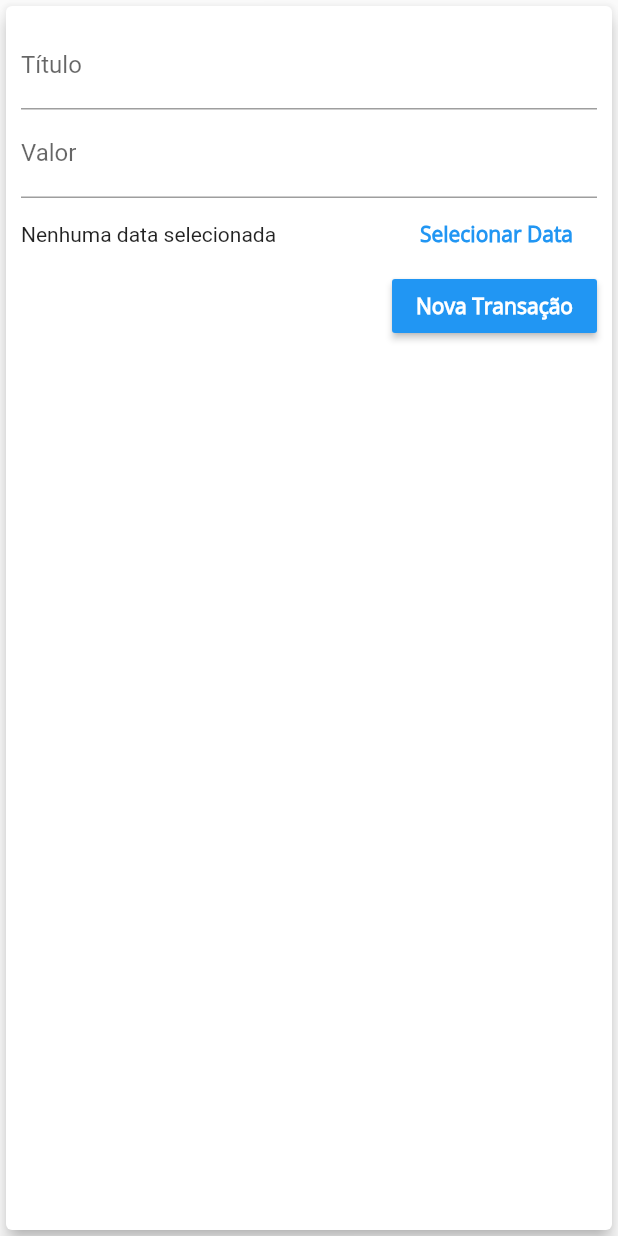
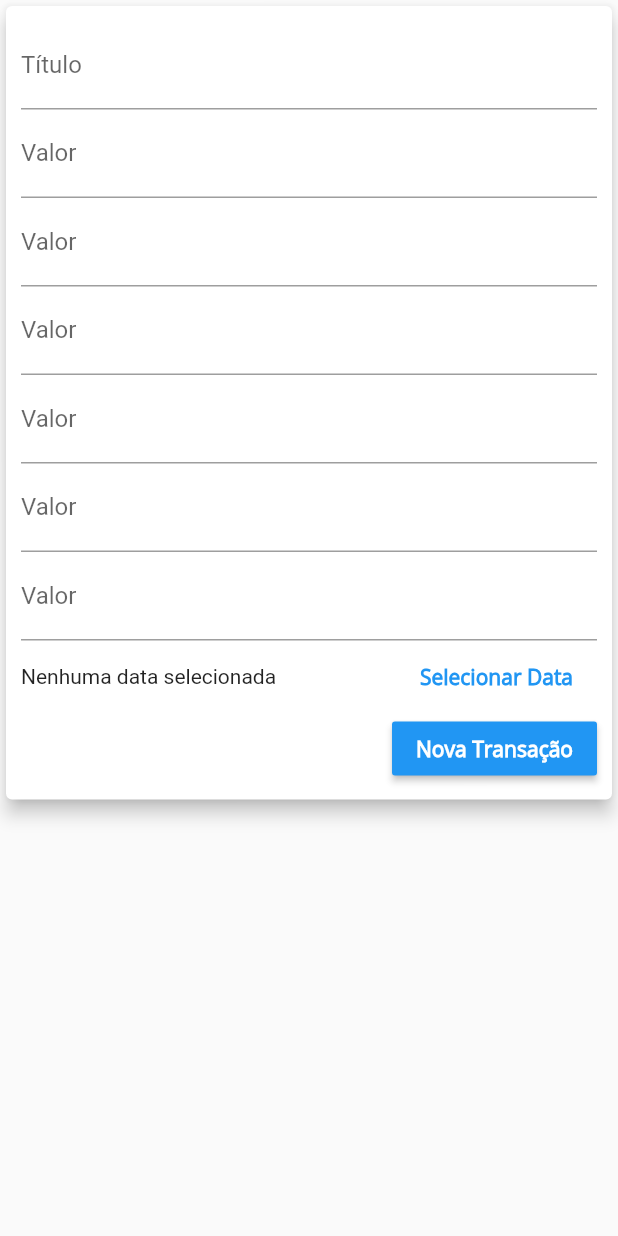
Before and after one commit to fhsbatista/expenses, a Flutter app: the TransactionForm widget shown alone on an empty page, opened directly, on a phone screen of 412 x 824 dp. Run offline on Flutter 3.47's test engine with Material 2 defaults, Android fonts, the phone set to English and light mode, and no system bars.

Commit message:
Fixed "add transaction" form making it responsive to the available size when the keyboard is visibile

```diff
--- a/lib/components/transaction_form.dart
+++ b/lib/components/transaction_form.dart
@@ -43,8 +43,14 @@ class _TransactionFormState extends State<TransactionForm> {
   @override
   Widget build(BuildContext context) {
     return Card(
+      child: SingleChildScrollView(
         child: Padding(
-        padding: const EdgeInsets.all(10.0),
+          padding: EdgeInsets.only(
+            top: 10.0,
+            right: 10.0,
+            left: 10.0,
+            bottom: 10.0 + MediaQuery.of(context).viewInsets.bottom,
+          ),
           child: Column(
             children: <Widget>[
               TextFormField(
@@ -52,6 +58,56 @@ class _TransactionFormState extends State<TransactionForm> {
                 decoration: InputDecoration(
                   labelText: 'Título',
                 ),
+              ),
+              TextFormField(
+                controller: _valueController,
+                keyboardType: TextInputType.numberWithOptions(
+                  decimal: true,
+                ),
+                decoration: InputDecoration(
+                  labelText: 'Valor',
+                ),
+                onFieldSubmitted: (_) => _onSubmit(),
+              ),
+              TextFormField(
+                controller: _valueController,
+                keyboardType: TextInputType.numberWithOptions(
+                  decimal: true,
+                ),
+                decoration: InputDecoration(
+                  labelText: 'Valor',
+                ),
+                onFieldSubmitted: (_) => _onSubmit(),
+              ),
+              TextFormField(
+                controller: _valueController,
+                keyboardType: TextInputType.numberWithOptions(
+                  decimal: true,
+                ),
+                decoration: InputDecoration(
+                  labelText: 'Valor',
+                ),
+                onFieldSubmitted: (_) => _onSubmit(),
+              ),
+              TextFormField(
+                controller: _valueController,
+                keyboardType: TextInputType.numberWithOptions(
+                  decimal: true,
+                ),
+                decoration: InputDecoration(
+                  labelText: 'Valor',
+                ),
+                onFieldSubmitted: (_) => _onSubmit(),
+              ),
+              TextFormField(
+                controller: _valueController,
+                keyboardType: TextInputType.numberWithOptions(
+                  decimal: true,
+                ),
+                decoration: InputDecoration(
+                  labelText: 'Valor',
+                ),
+                onFieldSubmitted: (_) => _onSubmit(),
               ),
               TextFormField(
                 controller: _valueController,
@@ -95,6 +151,7 @@ class _TransactionFormState extends State<TransactionForm> {
             ],
           ),
         ),
+      ),
       elevation: 5,
     );
   }
```
Lines whose indentation alone changed are shown as unchanged.
